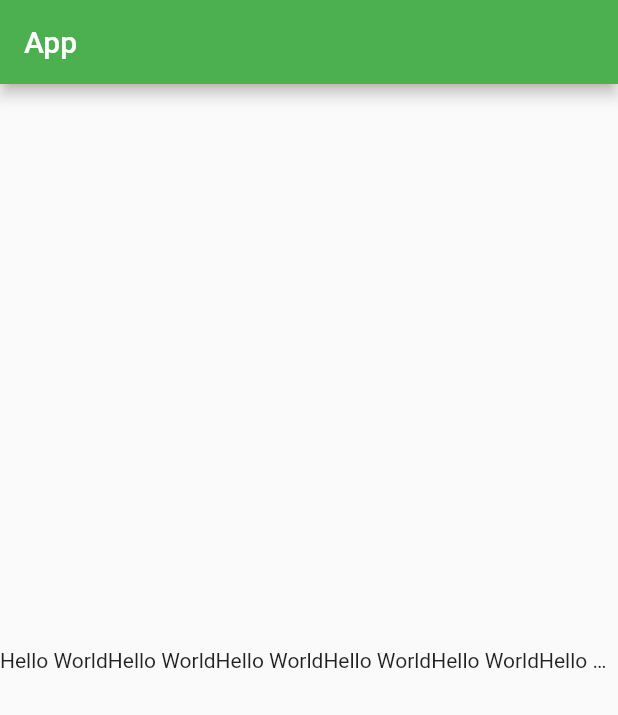
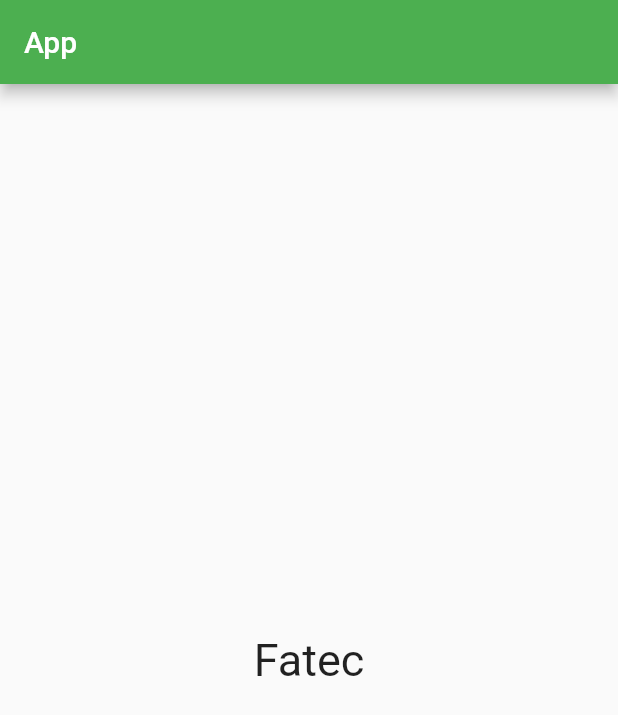
Before and after one commit to ItsJuniorDias/App-Flutter, a Flutter app: the screen it shows after launch, on a phone screen of 412 x 824 dp. Shown: the top 715 px of the screen. Run offline on Flutter 3.47's test engine with Material 2 defaults, Android fonts, the phone set to English and light mode, and no system bars.

Commit message:
This components connect info

```diff
--- a/getstarted/lib/main.dart
+++ b/getstarted/lib/main.dart
@@ -4,6 +4,8 @@ void main() => runApp(new App());
 
 
 class App extends StatelessWidget {
+   int contador = 0;
+
    @override
    Widget build(BuildContext context) {
      return MaterialApp(
@@ -13,12 +15,29 @@ class App extends StatelessWidget {
            title: Text("App")
          ),
         body: Center(
-          child: Text("Hello WorldHello WorldHello WorldHello WorldHello WorldHello WorldHello WorldHello World",
-           maxLines: 1,
-           overflow: TextOverflow.ellipsis,
-          )
+          child: MeuTexto("Fatec"),
+
+
         ),
        )
      );
    }
 }
+
+class MeuTexto extends StatelessWidget{
+  String texto;
+
+  MeuTexto(this.texto);
+
+  @override
+  Widget build(BuildContext context) {
+    // TODO: implement build
+    return Text(
+     this.texto,
+     style: TextStyle(
+            fontSize: 30
+          ),
+    );
+  }
+
+}
```
Also changed, not shown: getstarted/exemples.dart (added, +34 -0 lines).
